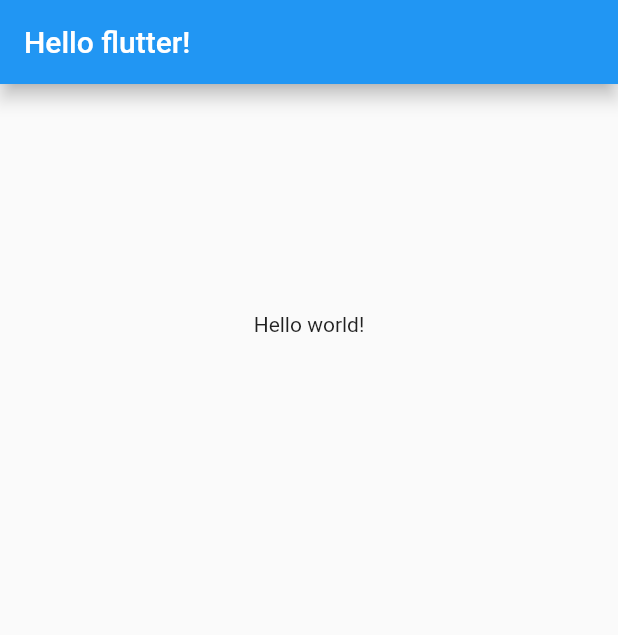
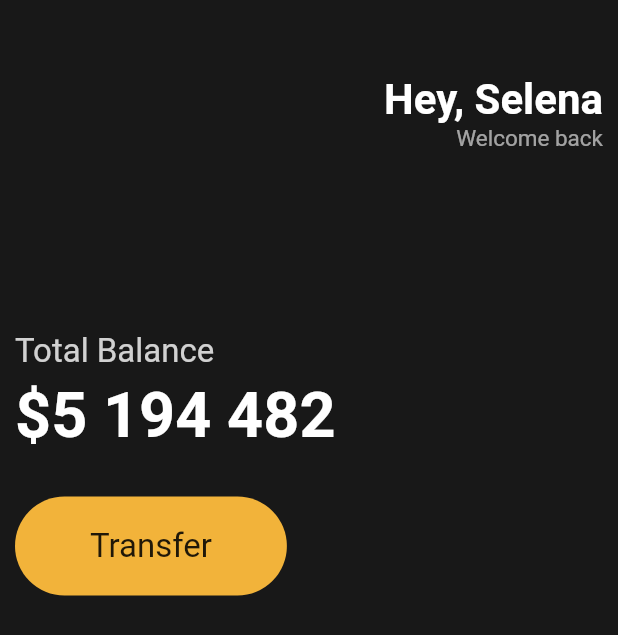
Before and after one commit to HyeonJi-Son/nomad_toonflix, a Flutter app: the screen it shows after launch, on a phone screen of 412 x 824 dp. Shown: the top 635 px of the screen. Run offline on Flutter 3.47's test engine with Material 2 defaults, Android fonts, the phone set to English and light mode, and no system bars.

Commit message:
[230830]3-2강 까지

```diff
--- a/lib/main.dart
+++ b/lib/main.dart
@@ -27,14 +27,85 @@ class App extends StatelessWidget {
     // 우선 기본적인 root UI setting은 해줘야함.
     return MaterialApp(
       home: Scaffold(
-        appBar: AppBar(
-          centerTitle: false,
-          elevation: 5,
-          title: Text('Hello flutter!'),
-        ),
-        body: Center(
-          heightFactor: 20.0,
-          child: Text('Hello world!'),
+        backgroundColor: Color(0xFF181818),
+        body: Padding(
+          padding: EdgeInsets.symmetric(horizontal: 10),
+          child: Column(
+              crossAxisAlignment: CrossAxisAlignment.start,
+              children: [
+                SizedBox(
+                  height: 50,
+                ),
+                Row(
+                  mainAxisAlignment: MainAxisAlignment.end,
+                  children: [
+                    Column(
+                      crossAxisAlignment: CrossAxisAlignment.end,
+                      children: [
+                        Text('Hey, Selena',
+                          style: TextStyle(
+                            color: Colors.white,
+                            fontSize: 28,
+                            fontWeight: FontWeight.w600,
+                          ),
+                        ),
+                        Text('Welcome back',
+                            style: TextStyle(
+                              color: Colors.white.withOpacity(0.6),
+                              fontSize: 15,
+                            ),
+                        ),
+                      ],
+                    ),
+                  ],
+                ),
+                SizedBox(
+                  height: 120,
+                ),
+                Text(
+                  'Total Balance',
+                  style: TextStyle(
+                    fontSize: 22,
+                    color: Colors.white.withOpacity(0.8),
+                  )
+                ),
+                SizedBox(
+                  height: 5,
+                ),
+                Text(
+                  '\$5 194 482',
+                  style: TextStyle(
+                    fontSize: 42,
+                    fontWeight: FontWeight.w600,
+                    color: Colors.white,
+                  )
+                ),
+                SizedBox(
+                  height: 30,
+                ),
+                Row(
+                  children: [
+                    Container(
+                      decoration: BoxDecoration(
+                        color: Color(0xFFF2B33A),
+                        borderRadius: BorderRadius.circular(45)
+                      ),
+                      child: Padding(
+                        padding: EdgeInsets.symmetric(
+                            vertical:20,
+                            horizontal: 50
+                        ),
+                        child: Text('Transfer',
+                          style: TextStyle(
+                            fontSize: 22,
+                          )
+                        ),
+                      ),
+                    ),
+                  ],
+                ),
+              ],
+          ),
         ),
         //class를 찍을 때 마다 ,(콤마)를 찍어주면 vsCode가 자동으로 아래처럼 class가 닫힌 부분을 표시해준다.
       ),
```
